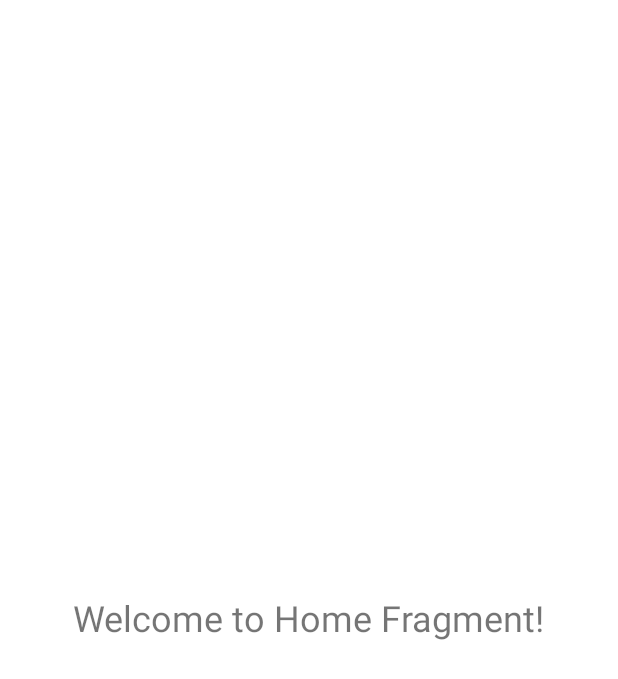
After one commit to asimnp/mp-fragments, an Android app: the layout fragment_home.xml on its own in the app's theme, with its tools: preview values and no code run, on a phone screen of 412 x 824 dp. The commit adds this screen. Shown: the top 679 px of the screen. Run offline under Robolectric (Android 15) with nearby library versions, the phone set to English and light mode, and no system bars.

Commit message:
chore: add home fragment to dashboard activity

```diff
--- /dev/null
+++ b/app/src/main/res/layout/fragment_home.xml
@@ -0,0 +1,14 @@
+<?xml version="1.0" encoding="utf-8"?>
+<LinearLayout
+    xmlns:android="http://schemas.android.com/apk/res/android"
+    android:layout_width="match_parent"
+    android:layout_height="match_parent"
+    android:gravity="center"
+    android:orientation="vertical">
+
+    <TextView
+        android:layout_width="wrap_content"
+        android:layout_height="wrap_content"
+        android:text="Welcome to Home Fragment!"
+        android:textSize="24sp" />
+</LinearLayout>
--- a/app/src/main/res/values/strings.xml
+++ b/app/src/main/res/values/strings.xml
@@ -1,3 +1,5 @@
 <resources>
     <string name="app_name">fragments</string>
+    <!-- TODO: Remove or change this placeholder text -->
+    <string name="hello_blank_fragment">Hello blank fragment</string>
 </resources>
```
Also changed, not shown: app/src/main/AndroidManifest.xml (+12 -2 lines), app/src/main/java/com/asim/fragments/DashboardActivity.java (+7 -10 lines), app/src/main/java/com/asim/fragments/HomeFragment.java (added, +24 -0 lines), app/src/main/res/layout/activity_dashboard.xml (+11 -1 lines).
